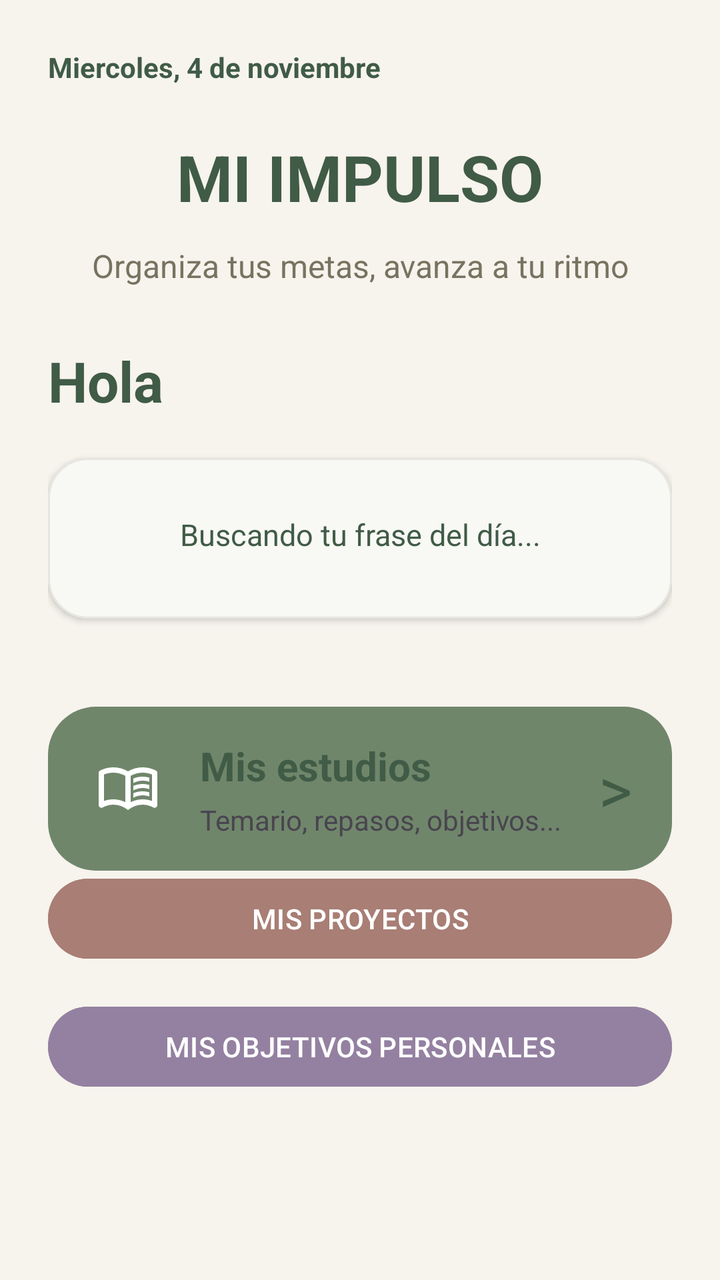
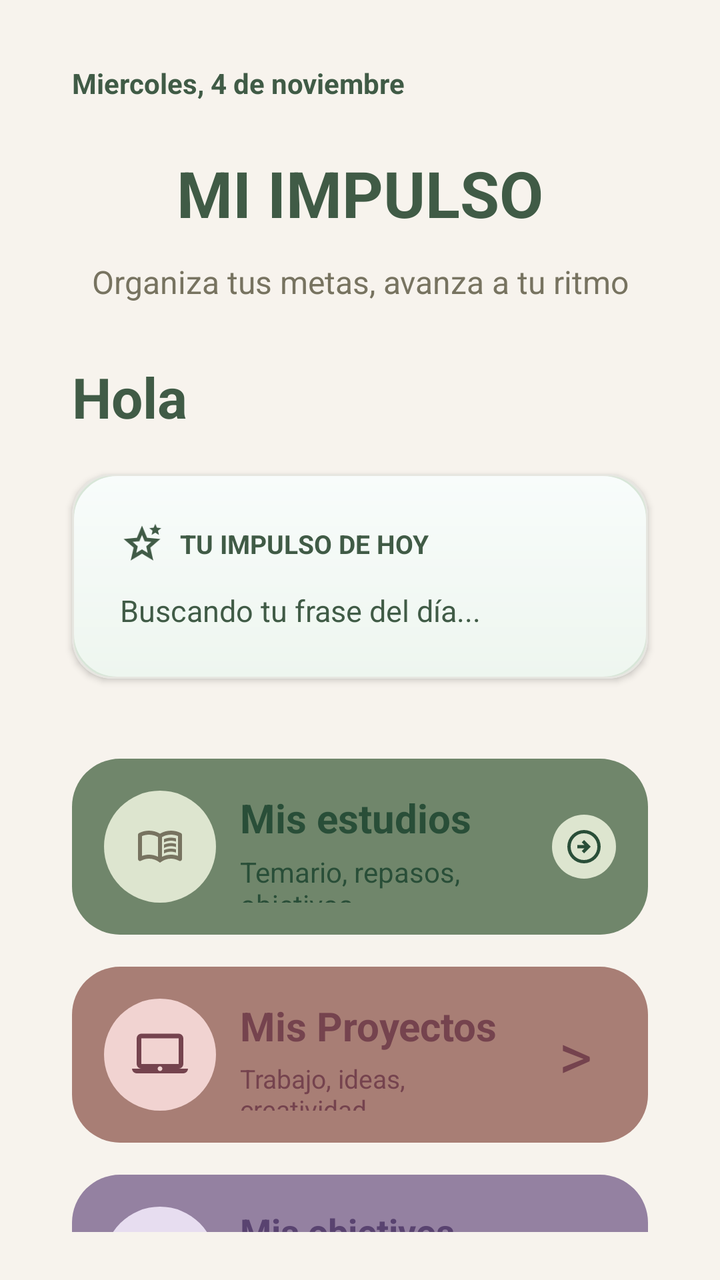

Screens rendered from an Android XML layout before and after an edit, with the pre-edit source and the edit as a unified diff.
<!-- AndroidManifest.xml: application theme Theme.MiImpulso -->
<!-- res/layout/activity_main.xml -->
<?xml version="1.0" encoding="utf-8"?>
<LinearLayout xmlns:android="http://schemas.android.com/apk/res/android"
    xmlns:tools="http://schemas.android.com/tools"
    xmlns:app="http://schemas.android.com/apk/res-auto"
    android:id="@+id/main"
    android:layout_width="match_parent"
    android:layout_height="match_parent"
    android:orientation="vertical"
    android:layout_gravity="center"
    android:padding="24dp"
    android:background="@color/impulso_fondo">

    <TextView
        android:id="@+id/txtFecha"
        android:layout_width="match_parent"
        android:layout_height="wrap_content"
        android:text="Miercoles, 4 de noviembre"
        android:textSize="14sp"
        android:textStyle="bold"
        android:textColor="@color/impulso_verde"
        android:gravity="start"
        android:layout_marginBottom="24dp"/>

    <TextView
        android:layout_width="match_parent"
        android:layout_height="wrap_content"
        android:text="MI IMPULSO"
        android:textSize="32sp"
        android:textStyle="bold"
        android:textColor="@color/impulso_verde"
        android:gravity="center"
        android:layout_marginBottom="12dp"/>

    <TextView
        android:layout_width="match_parent"
        android:layout_height="wrap_content"
        android:text="Organiza tus metas, avanza a tu ritmo"
        android:textSize="16sp"
        android:textColor="@color/impulso_texto"
        android:gravity="center"
        android:layout_marginBottom="16dp"/>

    <TextView
        android:id="@+id/txtSaludo"
        android:layout_width="match_parent"
        android:layout_height="wrap_content"
        android:text="Hola"
        android:textSize="28sp"
        android:textStyle="bold"
        android:textColor="@color/impulso_verde"
        android:gravity="start"
        android:layout_marginTop="12dp"
        android:layout_marginBottom="8dp"/>

    <com.google.android.material.card.MaterialCardView
        android:layout_width="match_parent"
        android:layout_height="wrap_content"
        android:layout_marginTop="12dp"
        android:layout_marginBottom="24dp"
        app:cardCornerRadius="20dp"
        app:cardElevation="2dp"
        app:cardBackgroundColor="@color/impulso_tarjeta"
        app:strokeColor="@color/impulso_borde_tarjeta"
        app:strokeWidth="1dp">

        <TextView
            android:id="@+id/txtFrase"
            android:layout_width="match_parent"
            android:layout_height="wrap_content"
            android:text="Buscando tu frase del día..."
            android:textSize="15sp"
            android:textColor="@color/impulso_verde"
            android:gravity="center"
            android:padding="16dp"
            android:layout_marginTop="12dp"
            android:layout_marginBottom="16dp"/>

    </com.google.android.material.card.MaterialCardView>

   <LinearLayout
       android:id="@+id/btnEstudios"
       android:layout_width="match_parent"
       android:layout_height="wrap_content"
       android:layout_marginTop="20dp"
       android:padding="16dp"
       android:orientation="horizontal"
       android:gravity="center_vertical"
       android:background="@drawable/fondo_estudios"
       android:clickable="true"
       android:focusable="true">

       <ImageView
           android:layout_width="48dp"
           android:layout_height="48dp"
           android:src="@drawable/ic_estudios"
           android:contentDescription="Estudios"
           android:padding="8dp"/>

       <LinearLayout
           android:layout_width="0dp"
           android:layout_height="wrap_content"
           android:layout_weight="1"
           android:orientation="vertical"
           android:layout_marginStart="12dp">

           <TextView
               android:layout_width="match_parent"
               android:layout_height="wrap_content"
               android:text="Mis estudios"
               android:textSize="20dp"
               android:textStyle="bold"
               android:textColor="@color/impulso_verde"/>

           <TextView
               android:layout_width="match_parent"
               android:layout_height="wrap_content"
               android:layout_marginTop="4dp"
               android:text="Temario, repasos, objetivos..."/>
       </LinearLayout>

       <TextView
           android:layout_width="wrap_content"
           android:layout_height="wrap_content"
           android:text=">"
           android:textSize="32sp"
           android:textColor="@color/impulso_verde"
           android:paddingStart="8dp"
           android:paddingEnd="4dp"/>





   </LinearLayout>

    <Button
        android:id="@+id/btnProtectos"
        android:layout_width="match_parent"
        android:layout_height="wrap_content"
        android:text="MIS PROYECTOS"
        android:textColor="@color/impulso_blanco"
        android:backgroundTint="@color/impulso_proyectos"
        android:layout_marginBottom="16dp"/>
    <Button
        android:id="@+id/btnPersonal"
        android:layout_width="match_parent"
        android:layout_height="wrap_content"
        android:text="MIS OBJETIVOS PERSONALES"
        android:textColor="@color/impulso_blanco"
        android:backgroundTint="@color/impulso_personal"/>


</LinearLayout>
<!-- resources referenced by this layout -->
<resources>
  <color name="impulso_tarjeta">#F8F8F4</color>
  <!-- drawable fondo_estudios (drawable) -->
  <?xml version="1.0" encoding="utf-8"?>
  <shape xmlns:android="http://schemas.android.com/apk/res/android"
      android:shape="rectangle">
      <solid android:color="@color/impulso_estudios"/>
      <corners android:radius="24dp"/>
  
  
  </shape>
  <!-- unchanged entries left out for length: 11 -->
</resources>

<!-- the commit's change to res/layout/activity_main.xml (unified diff, before → after) -->
@@ -7,7 +7,10 @@
     android:layout_height="match_parent"
     android:orientation="vertical"
     android:layout_gravity="center"
-    android:padding="24dp"
+    android:paddingStart="24dp"
+    android:paddingEnd="24dp"
+    android:paddingTop="32dp"
+    android:paddingBottom="24dp"
     android:background="@color/impulso_fondo">
 
     <TextView
@@ -19,6 +22,8 @@
         android:textStyle="bold"
         android:textColor="@color/impulso_verde"
         android:gravity="start"
+        android:layout_marginStart="12dp"
+        android:layout_marginEnd="12dp"
         android:layout_marginBottom="24dp"/>
 
     <TextView
@@ -50,51 +55,81 @@
         android:textColor="@color/impulso_verde"
         android:gravity="start"
         android:layout_marginTop="12dp"
-        android:layout_marginBottom="8dp"/>
+        android:layout_marginBottom="8dp"
+        android:layout_marginStart="12dp"
+        android:layout_marginEnd="12dp"/>
 
     <com.google.android.material.card.MaterialCardView
         android:layout_width="match_parent"
         android:layout_height="wrap_content"
+        android:layout_marginStart="12dp"
+        android:layout_marginEnd="12dp"
         android:layout_marginTop="12dp"
         android:layout_marginBottom="24dp"
         app:cardCornerRadius="20dp"
         app:cardElevation="2dp"
-        app:cardBackgroundColor="@color/impulso_tarjeta"
         app:strokeColor="@color/impulso_borde_tarjeta"
         app:strokeWidth="1dp">
 
-        <TextView
-            android:id="@+id/txtFrase"
+        <LinearLayout
             android:layout_width="match_parent"
             android:layout_height="wrap_content"
-            android:text="Buscando tu frase del día..."
-            android:textSize="15sp"
-            android:textColor="@color/impulso_verde"
-            android:gravity="center"
-            android:padding="16dp"
-            android:layout_marginTop="12dp"
-            android:layout_marginBottom="16dp"/>
+            android:orientation="vertical"
+            android:padding="24dp"
+            android:background="@drawable/fondo_impulso_anterior">
+
+            <LinearLayout
+                android:layout_width="match_parent"
+                android:layout_height="wrap_content"
+                android:orientation="horizontal"
+                android:gravity="center_vertical"
+                android:layout_marginBottom="12dp">
+
+                <ImageView
+                    android:layout_width="22dp"
+                    android:layout_height="22dp"
+                    android:src="@drawable/ic_impulso"
+                    android:tint="@color/impulso_verde"
+                    android:contentDescription="Inspiración"/>
+
+                <TextView
+                    android:layout_width="wrap_content"
+                    android:layout_height="wrap_content"
+                    android:layout_marginStart="8dp"
+                    android:text="TU IMPULSO DE HOY"
+                    android:textSize="13sp"
+                    android:textStyle="bold"
+                    android:textColor="@color/impulso_verde" />
+
+            </LinearLayout>
+
+            <TextView
+                android:id="@+id/txtFrase"
+                android:layout_width="match_parent"
+                android:layout_height="wrap_content"
+                android:text="Buscando tu frase del día..."
+                android:textSize="15sp"
+                android:textColor="@color/impulso_verde"
+                android:gravity="start" />
+
+        </LinearLayout>
 
     </com.google.android.material.card.MaterialCardView>
 
    <LinearLayout
        android:id="@+id/btnEstudios"
-       android:layout_width="match_parent"
-       android:layout_height="wrap_content"
-       android:layout_marginTop="20dp"
-       android:padding="16dp"
-       android:orientation="horizontal"
-       android:gravity="center_vertical"
-       android:background="@drawable/fondo_estudios"
-       android:clickable="true"
-       android:focusable="true">
+       style="@style/TarjetaInicio"
+       android:backgroundTint="@color/impulso_estudios">
 
        <ImageView
-           android:layout_width="48dp"
-           android:layout_height="48dp"
+           android:layout_width="56dp"
+           android:layout_height="56dp"
            android:src="@drawable/ic_estudios"
            android:contentDescription="Estudios"
-           android:padding="8dp"/>
+           android:padding="16dp"
+           android:background="@drawable/fondo_icono"
+           android:tint="@color/impulso_texto"
+           android:backgroundTint="@color/impulso_icono_estudios"/>
 
        <LinearLayout
            android:layout_width="0dp"
@@ -109,45 +144,136 @@
                android:text="Mis estudios"
                android:textSize="20dp"
                android:textStyle="bold"
-               android:textColor="@color/impulso_verde"/>
+               android:textColor="@color/impulso_texto_estudios"/>
 
            <TextView
                android:layout_width="match_parent"
                android:layout_height="wrap_content"
                android:layout_marginTop="4dp"
-               android:text="Temario, repasos, objetivos..."/>
+               android:text="Temario, repasos, objetivos..."
+               android:textColor="@color/impulso_texto_estudios"/>
+       </LinearLayout>
+
+       <ImageView
+           android:layout_width="32dp"
+           android:layout_height="32dp"
+           android:src="@drawable/ic_flecha"
+           android:tint="@color/impulso_texto_estudios"
+           android:background="@drawable/fondo_icono"
+           android:backgroundTint="@color/impulso_icono_estudios"
+           android:padding="6dp"
+           android:contentDescription="Ver estudios"/>
+
+   </LinearLayout>
+
+   <LinearLayout
+       android:id="@+id/btnProyectos"
+       style="@style/TarjetaInicio"
+       android:backgroundTint="@color/impulso_proyectos">
+
+       <ImageView
+           android:layout_width="56dp"
+           android:layout_height="56dp"
+           android:src="@drawable/ic_proyectos"
+           android:background="@drawable/fondo_icono"
+           android:backgroundTint="@color/impulso_icono_proyectos"
+           android:tint="@color/impulso_texto_proyectos"
+           android:padding="14dp"
+           android:contentDescription="Proyectos"/>
+
+       <LinearLayout
+           android:layout_width="0dp"
+           android:layout_height="wrap_content"
+           android:layout_weight="1"
+           android:layout_marginStart="12dp"
+           android:orientation="vertical">
+
+           <TextView
+               android:layout_width="match_parent"
+               android:layout_height="wrap_content"
+               android:text="Mis Proyectos"
+               android:textSize="20sp"
+               android:textStyle="bold"
+               android:textColor="@color/impulso_texto_proyectos"/>
+
+           <TextView
+               android:layout_width="match_parent"
+               android:layout_height="wrap_content"
+               android:layout_marginTop="4dp"
+               android:text="Trabajo, ideas, creatividad..."
+               android:textSize="13sp"
+               android:textColor="@color/impulso_texto_proyectos"/>
+
        </LinearLayout>
 
        <TextView
            android:layout_width="wrap_content"
            android:layout_height="wrap_content"
-           android:text=">"
+           android:text=" > "
            android:textSize="32sp"
-           android:textColor="@color/impulso_verde"
+           android:textColor="@color/impulso_texto_proyectos"
            android:paddingStart="8dp"
            android:paddingEnd="4dp"/>
 
-
-
-
-
    </LinearLayout>
 
-    <Button
-        android:id="@+id/btnProtectos"
-        android:layout_width="match_parent"
-        android:layout_height="wrap_content"
-        android:text="MIS PROYECTOS"
-        android:textColor="@color/impulso_blanco"
-        android:backgroundTint="@color/impulso_proyectos"
-        android:layout_marginBottom="16dp"/>
-    <Button
+
+    <LinearLayout
         android:id="@+id/btnPersonal"
-        android:layout_width="match_parent"
-        android:layout_height="wrap_content"
-        android:text="MIS OBJETIVOS PERSONALES"
-        android:textColor="@color/impulso_blanco"
-        android:backgroundTint="@color/impulso_personal"/>
+        style="@style/TarjetaInicio"
+        android:backgroundTint="@color/impulso_personal">
+
+        <ImageView
+            android:layout_width="56dp"
+            android:layout_height="56dp"
+            android:src="@drawable/ic_personal"
+            android:background="@drawable/fondo_icono"
+            android:backgroundTint="@color/impulso_icono_personal"
+            android:tint="@color/impulso_texto_personal"
+            android:padding="14dp"
+            android:contentDescription="Objetivos personales"/>
+
+        <LinearLayout
+            android:layout_width="0dp"
+            android:layout_height="wrap_content"
+            android:layout_weight="1"
+            android:layout_marginStart="12dp"
+            android:orientation="vertical">
+
+            <TextView
+                android:layout_width="match_parent"
+                android:layout_height="wrap_content"
+                android:text="Mis objetivos personales"
+                android:textSize="18sp"
+                android:textStyle="bold"
+                android:textColor="@color/impulso_texto_personal"/>
+
+            <TextView
+                android:layout_width="match_parent"
+                android:layout_height="wrap_content"
+                android:layout_marginTop="4dp"
+                android:text="Hábitos, bienestar, salud..."
+                android:textSize="13sp"
+                android:textColor="@color/impulso_texto_personal"/>
+
+        </LinearLayout>
+
+
+        <TextView
+            android:layout_width="wrap_content"
+            android:layout_height="wrap_content"
+            android:text=">"
+            android:textSize="32sp"
+            android:textColor="@color/impulso_texto_personal"
+            android:paddingStart="8dp"
+            android:paddingEnd="4dp"/>
+
+    </LinearLayout>
+
+
+
+
+
 
 
 </LinearLayout>
<!-- resource entries referenced after the edit -->
@@ -1,11 +1,76 @@
 <!-- resources referenced by this layout -->
 <resources>
-  <color name="impulso_tarjeta">#F8F8F4</color>
-  <!-- drawable fondo_estudios (drawable) -->
+  <color name="impulso_icono_estudios">#DDE5CF</color>
+  <color name="impulso_icono_personal">#E7DDF0</color>
+  <color name="impulso_icono_proyectos">#F1D3D1</color>
+  <color name="impulso_texto_estudios">#294E38</color>
+  <color name="impulso_texto_personal">#594370</color>
+  <color name="impulso_texto_proyectos">#75434E</color>
+  <!-- drawable fondo_icono (drawable) -->
+  <?xml version="1.0" encoding="utf-8"?>
+  <shape xmlns:android="http://schemas.android.com/apk/res/android"
+      android:shape="oval">
+      <solid android:color="@color/impulso_blanco"/>
+  </shape>
+  <!-- drawable fondo_impulso_anterior (drawable) -->
+  <?xml version="1.0" encoding="utf-8"?>
+  <shape xmlns:android="http://schemas.android.com/apk/res/android">
+      <gradient
+          android:startColor="#F8FCFB"
+          android:endColor="#EEF6EF"
+          android:angle="270"/>
+      <corners android:radius="22dp"/>
+      <stroke
+          android:width="1dp"
+          android:color="#D8E6D8"/>
+      <padding
+          android:left="16dp"
+          android:top="16dp"
+          android:right="16dp"
+          android:bottom="16dp"/>
+  </shape>
+  <!-- drawable ic_flecha (drawable) -->
+  <vector xmlns:android="http://schemas.android.com/apk/res/android" android:autoMirrored="true" android:height="24dp" android:tint="#000000" android:viewportHeight="960" android:viewportWidth="960" android:width="24dp">
+        
+      <path android:fillColor="@android:color/white" android:pathData="M480,640L640,480L480,320L424,376L488,440L320,440L320,520L488,520L424,584L480,640ZM480,880Q397,880 324,848.5Q251,817 197,763Q143,709 111.5,636Q80,563 80,480Q80,397 111.5,324Q143,251 197,197Q251,143 324,111.5Q397,80 480,80Q563,80 636,111.5Q709,143 763,197Q817,251 848.5,324Q880,397 880,480Q880,563 848.5,636Q817,709 763,763Q709,817 636,848.5Q563,880 480,880ZM480,800Q614,800 707,707Q800,614 800,480Q800,346 707,253Q614,160 480,160Q346,160 253,253Q160,346 160,480Q160,614 253,707Q346,800 480,800ZM480,480Q480,480 480,480Q480,480 480,480Q480,480 480,480Q480,480 480,480Q480,480 480,480Q480,480 480,480Q480,480 480,480Q480,480 480,480Z"/>
+      
+  </vector>
+  <!-- drawable ic_impulso (drawable) -->
+  <vector xmlns:android="http://schemas.android.com/apk/res/android" android:height="24dp" android:tint="#000000" android:viewportHeight="960" android:viewportWidth="960" android:width="24dp">
+        
+      <path android:fillColor="@android:color/white" android:pathData="M354,673L480,597L606,674L573,530L684,434L538,421L480,285L422,420L276,433L387,530L354,673ZM233,840L298,559L80,370L368,345L480,80L592,345L880,370L662,559L727,840L480,691L233,840ZM690,280L711,191L640,132L734,124L770,40L806,124L900,132L829,191L850,280L770,233L690,280ZM480,479L480,479L480,479L480,479L480,479L480,479L480,479L480,479L480,479L480,479Z"/>
+      
+  </vector>
+  <!-- drawable ic_personal (drawable) -->
+  <vector xmlns:android="http://schemas.android.com/apk/res/android" android:height="24dp" android:tint="#000000" android:viewportHeight="960" android:viewportWidth="960" android:width="24dp">
+        
+      <path android:fillColor="@android:color/white" android:pathData="M324,848.5Q251,817 197,763Q143,709 111.5,636Q80,563 80,480Q80,397 111.5,324Q143,251 197,197Q251,143 324,111.5Q397,80 480,80L520,80L520,411Q538,422 549,439.5Q560,457 560,480Q560,513 536.5,536.5Q513,560 480,560Q447,560 423.5,536.5Q400,513 400,480Q400,457 411,439Q422,421 440,411L440,325Q388,339 354,381.5Q320,424 320,480Q320,546 367,593Q414,640 480,640Q546,640 593,593Q640,546 640,480Q640,444 625.5,413.5Q611,383 586,360L643,303Q678,336 699,381.5Q720,427 720,480Q720,580 650,650Q580,720 480,720Q380,720 310,650Q240,580 240,480Q240,390 297,323.5Q354,257 440,243L440,162Q321,177 240.5,267Q160,357 160,480Q160,614 253,707Q346,800 480,800Q614,800 707,707Q800,614 800,480Q800,411 773,351Q746,291 699,247L756,190Q813,245 846.5,319.5Q880,394 880,480Q880,563 848.5,636Q817,709 763,763Q709,817 636,848.5Q563,880 480,880Q397,880 324,848.5Z"/>
+      
+  </vector>
+  <!-- drawable ic_proyectos (drawable) -->
+  <vector xmlns:android="http://schemas.android.com/apk/res/android" android:height="24dp" android:tint="#000000" android:viewportHeight="960" android:viewportWidth="960" android:width="24dp">
+        
+      <path android:fillColor="@android:color/white" android:pathData="M80,800Q47,800 23.5,776.5Q0,753 0,720L160,720Q127,720 103.5,696.5Q80,673 80,640L80,200Q80,167 103.5,143.5Q127,120 160,120L800,120Q833,120 856.5,143.5Q880,167 880,200L880,640Q880,673 856.5,696.5Q833,720 800,720L960,720Q960,753 936.5,776.5Q913,800 880,800L80,800ZM508.5,748.5Q520,737 520,720Q520,703 508.5,691.5Q497,680 480,680Q463,680 451.5,691.5Q440,703 440,720Q440,737 451.5,748.5Q463,760 480,760Q497,760 508.5,748.5ZM160,640L800,640Q800,640 800,640Q800,640 800,640L800,200Q800,200 800,200Q800,200 800,200L160,200Q160,200 160,200Q160,200 160,200L160,640Q160,640 160,640Q160,640 160,640ZM160,640Q160,640 160,640Q160,640 160,640L160,200Q160,200 160,200Q160,200 160,200L160,200Q160,200 160,200Q160,200 160,200L160,640Q160,640 160,640Q160,640 160,640Z"/>
+      
+  </vector>
+  <style name="TarjetaInicio">
+         <item name="android:layout_width">match_parent</item>
+         <item name="android:layout_height">88dp</item>
+         <item name="android:layout_marginStart">12dp</item>
+         <item name="android:layout_marginEnd">12dp</item>
+         <item name="android:layout_marginTop">16dp</item>
+         <item name="android:padding">16dp</item>
+         <item name="android:orientation">horizontal</item>
+         <item name="android:gravity">center_vertical</item>
+         <item name="android:background">@drawable/fondo_tarjeta_inicio</item>
+         <item name="android:clickable">true</item>
+         <item name="android:focusable">true</item>
+     </style>
+  <!-- drawable fondo_tarjeta_inicio (drawable) -->
   <?xml version="1.0" encoding="utf-8"?>
   <shape xmlns:android="http://schemas.android.com/apk/res/android"
       android:shape="rectangle">
-      <solid android:color="@color/impulso_estudios"/>
+      <solid android:color="@color/impulso_blanco"/>
       <corners android:radius="24dp"/>
   
   
